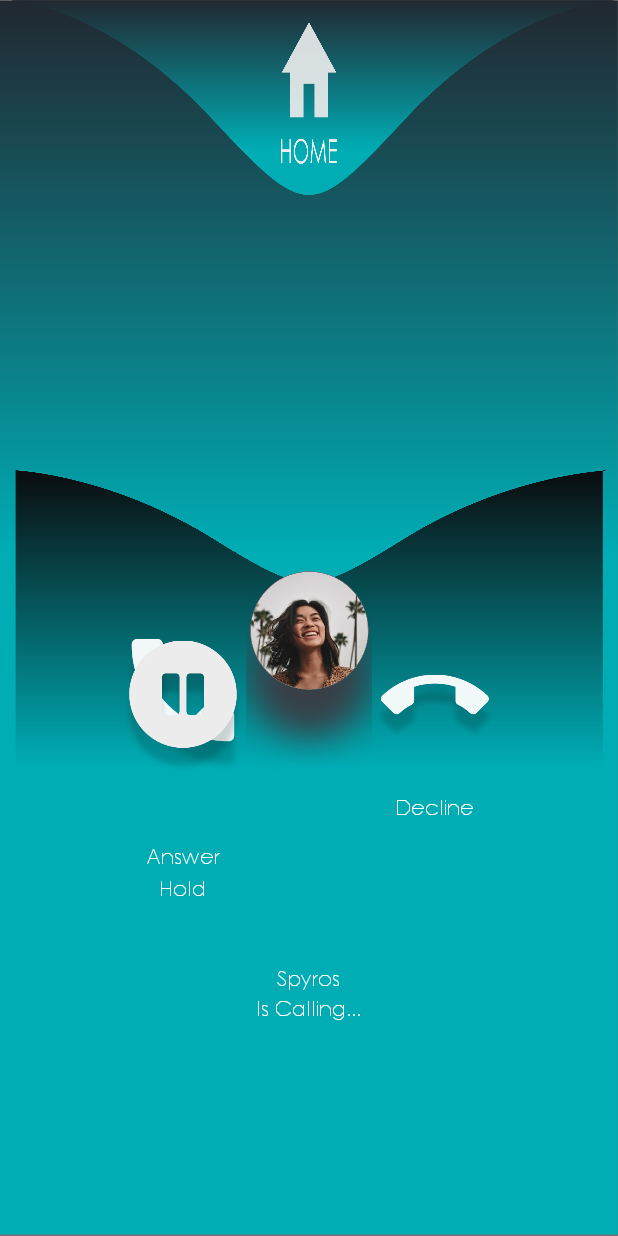
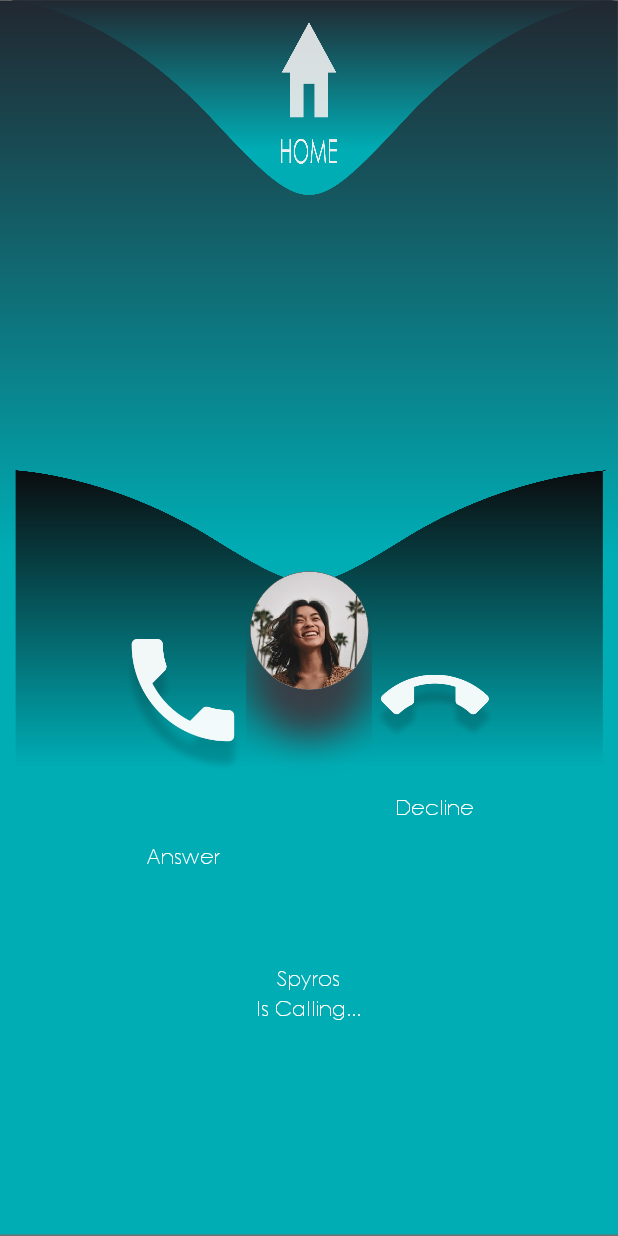
Before and after one commit to spyrosbazios/CarUI, an Android app: the layout activity_calling.xml on its own in the app's theme, with its tools: preview values and no code run, on a phone screen of 412 x 824 dp. Run offline under Robolectric (Android 15) with nearby library versions, the phone set to English and light mode, and no system bars.

Commit message:
redesigned calling

```diff
--- a/app/src/main/java/com/example/carui/PhoneActivity.java
+++ b/app/src/main/java/com/example/carui/PhoneActivity.java
@@ -2,18 +2,14 @@ package com.example.carui;
 
 import android.annotation.SuppressLint;
 import android.content.Intent;
-import android.content.pm.ActivityInfo;
 import android.graphics.Color;
 import android.os.Bundle;
-import android.os.Handler;
 import android.view.View;
 import android.view.ViewGroup;
 import android.widget.AdapterView;
 import android.widget.ArrayAdapter;
-import android.widget.Button;
 import android.widget.ImageButton;
 import android.widget.ImageView;
-import android.widget.LinearLayout;
 import android.widget.ListView;
 import android.widget.SeekBar;
 import android.widget.TextView;
@@ -70,6 +66,7 @@ public class PhoneActivity extends AppCompatActivity implements View.OnClickList
             @Override
             public void onItemClick(AdapterView<?> parent, View view, int position, long id) {
                 Utilities.CALLER = contactAdapter.getItem(position);
+                Utilities.CALL_STATE = CallingActivity.CALLSTATE.RUNNING;
                 updateUtilities();
                 Utilities.startTimer();
                 startActivity(new Intent(PhoneActivity.this, CallingActivity.class));
--- a/app/src/main/java/com/example/carui/RadioActivity.java
+++ b/app/src/main/java/com/example/carui/RadioActivity.java
@@ -56,7 +56,7 @@ public class RadioActivity extends AppCompatActivity implements View.OnClickList
         stationButton[0][0].setText(Utilities.calcWeather());
         stationButton[0][1].setText(Utilities.calcTime());
 
-        rl = Utilities.RADIOLIVE;
+        rl = Utilities.RADIO_LIVE;
         radioButton.setText(stationArray[rl]);
         for (int i = 0; i < 3; i++) {
             for (int j = 0; j < 2; j++) {
@@ -126,7 +126,7 @@ public class RadioActivity extends AppCompatActivity implements View.OnClickList
     public void updateUtilities() {
         for (int i = 0; i < stationArray.length; i++) {
             if (stationArray[i].equals(radioButton.getText()))
-                Utilities.RADIOLIVE = i;
+                Utilities.RADIO_LIVE = i;
         }
         for (int i = 0; i < 3; i++) {
             for (int j = 0; j < 2; j++) {
--- a/app/src/main/java/com/example/carui/Utilities.java
+++ b/app/src/main/java/com/example/carui/Utilities.java
@@ -17,10 +17,10 @@ public class Utilities {
     public static int MINUTE = cal.get(Calendar.MINUTE);
 
     public static int LANGUAGE = 2;
-    public static boolean AUTOSTATE = true;
+    public static boolean AUTO_STATE = true;
     public static String CALLER = null;
-    public static boolean HOLDSTATE = false;
-    public static int RADIOLIVE = 2;
+    public static CallingActivity.CALLSTATE CALL_STATE = CallingActivity.CALLSTATE.ANSWER;
+    public static int RADIO_LIVE = 2;
     public static String[][] STATION_FAVOURITES = {{"+", "+"}, {"+", "+"}, {"+", "+"}};
     public static String[] GPS_FAVOURITES = {"ADD", "ADD", "ADD", "ADD", "ADD"};
     public static int BRIGHTNESS_PROGRESS = 75;
--- a/app/src/main/res/layout/activity_calling.xml
+++ b/app/src/main/res/layout/activity_calling.xml
@@ -41,14 +41,14 @@
             android:layout_gravity="center">
 
             <ImageView
-                android:id="@+id/answer_img"
+                android:id="@+id/left_img"
                 android:src="@drawable/answercall"
                 android:layout_width="wrap_content"
                 android:layout_height="0dp"
                 android:layout_weight="1"
                 android:layout_gravity="center"/>
             <TextView
-                android:id="@+id/answer_textview"
+                android:id="@+id/left_textview"
                 android:text="Answer"
                 android:textColor="@color/white"
                 android:layout_width="wrap_content"
@@ -101,14 +101,14 @@
             android:layout_gravity="center">
 
             <ImageView
-                android:id="@+id/decline_img"
+                android:id="@+id/right_img"
                 android:src="@drawable/declinecall"
                 android:layout_width="wrap_content"
                 android:layout_height="0dp"
                 android:layout_weight="1"
                 android:layout_gravity="center"/>
             <TextView
-                android:id="@+id/decline_textview"
+                android:id="@+id/right_textview"
                 android:text="Decline"
                 android:textColor="@color/white"
                 android:layout_width="wrap_content"
@@ -120,86 +120,22 @@
     </LinearLayout>
 
     <LinearLayout
-        android:id="@+id/linearlayout_overlay"
-        app:layout_constraintStart_toStartOf="parent"
-        app:layout_constraintTop_toTopOf="parent"
-        android:layout_width="match_parent"
-        android:layout_height="match_parent"
-        android:orientation="horizontal"
-        android:layout_marginStart="80dp"
-        android:layout_marginEnd="80dp">
-
-        <LinearLayout
-            android:id="@+id/linearlayout_holdcall"
-            android:layout_width="0dp"
-            android:layout_height="wrap_content"
-            android:layout_marginTop="120dp"
-            android:orientation="vertical"
-            android:layout_weight="1"
-            android:layout_gravity="center">
-
-            <ImageView
-                android:id="@+id/hold_img"
-                android:src="@drawable/holdcall"
-                android:layout_width="wrap_content"
-                android:layout_height="0dp"
-                android:layout_weight="1"
-                android:layout_gravity="center"/>
-            <TextView
-                android:id="@+id/hold_textview"
-                android:text="Hold"
-                android:textColor="@color/white"
-                android:layout_width="wrap_content"
-                android:layout_height="0dp"
-                android:layout_weight="1"
-                android:layout_marginBottom="100dp"
-                android:layout_gravity="center" />
-        </LinearLayout>
-
-        <LinearLayout
-            android:id="@+id/linearlayout_empty1"
-            android:layout_width="0dp"
-            android:layout_height="wrap_content"
-            android:layout_marginTop="120dp"
-            android:orientation="vertical"
-            android:layout_weight="1"
-            android:layout_gravity="center">
-        </LinearLayout>
-        <LinearLayout
-            android:id="@+id/linearlayout_empty2"
-            android:layout_width="0dp"
-            android:layout_height="wrap_content"
-            android:layout_marginTop="120dp"
-            android:orientation="vertical"
-            android:layout_weight="1"
-            android:layout_gravity="center">
-        </LinearLayout>
-
-    </LinearLayout>
-
-    <LinearLayout
         android:id="@+id/linearlayout_buttons"
         app:layout_constraintStart_toStartOf="parent"
         app:layout_constraintTop_toTopOf="parent"
         android:layout_width="match_parent"
         android:layout_height="match_parent"
-        android:orientation="horizontal"
-        android:layout_marginStart="80dp"
-        android:layout_marginEnd="80dp">
+        android:orientation="horizontal">
 
         <ImageButton
-            android:id="@+id/answer_btn"
+            android:id="@+id/left_btn"
             android:background="@null"
-            app:layout_constraintStart_toStartOf="parent"
-            app:layout_constraintTop_toTopOf="parent"
             android:layout_width="match_parent"
             android:layout_height="match_parent"
             android:layout_weight="1"/>
         <ImageButton
-            android:id="@+id/decline_btn"
+            android:id="@+id/right_btn"
             android:background="@null"
-            app:layout_constraintStart_toStartOf="parent"
-            app:layout_constraintTop_toTopOf="parent"
             android:layout_width="match_parent"
             android:layout_height="match_parent"
             android:layout_weight="1"/>
```
Also changed, not shown: app/src/main/AndroidManifest.xml (+6 -4 lines), app/src/main/java/com/example/carui/CallingActivity.java (+71 -71 lines), app/src/main/java/com/example/carui/SettingsActivity.java (+2 -11 lines).
